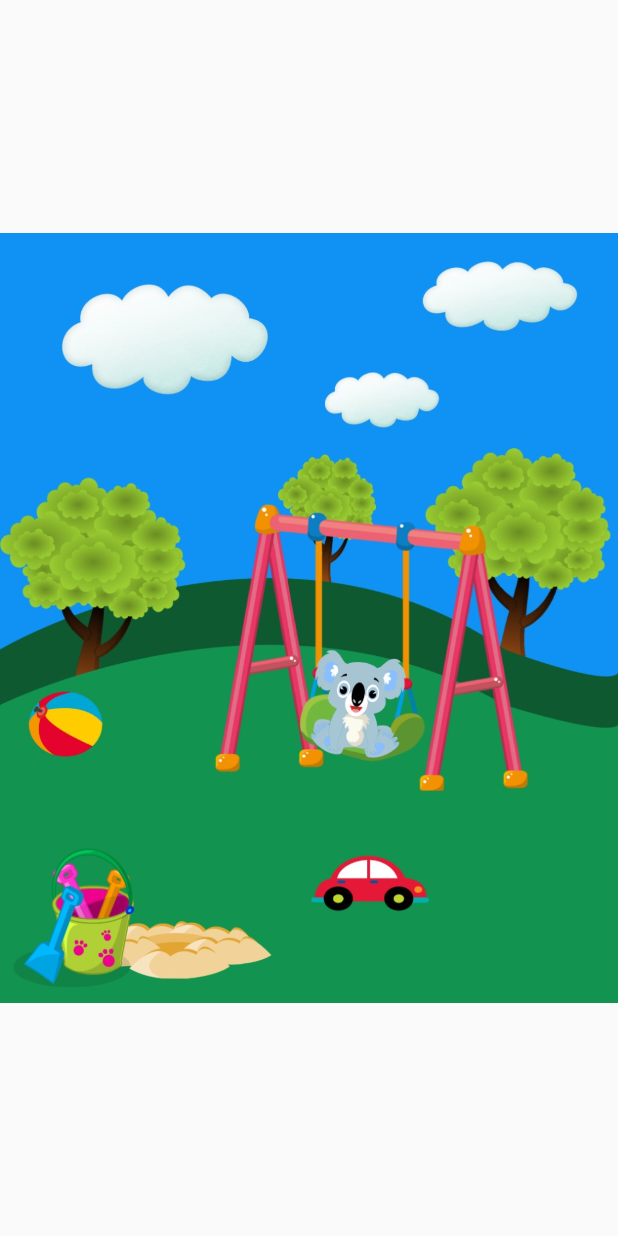
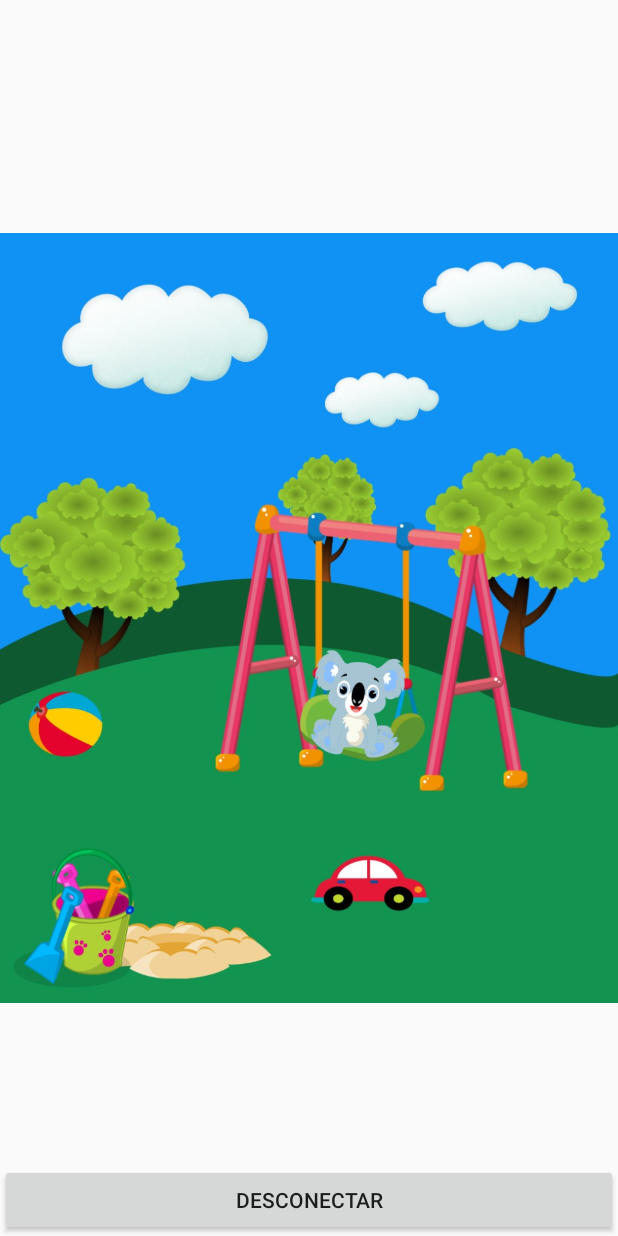
Before and after one commit to TheTrashKat/MyBlueKoala, an Android app: the UserInterfaz screen opened directly, with no data from a screen before it, on a phone screen of 412 x 824 dp. Run offline under Robolectric (Android 15) with nearby library versions, the light colour scheme and no system bars; network calls fail; 6 statements that could not run were skipped.

```diff
--- a/app/src/main/java/com/example/skyapps/mybluekoala/UserInterfaz.java
+++ b/app/src/main/java/com/example/skyapps/mybluekoala/UserInterfaz.java
@@ -55,8 +55,8 @@ public class UserInterfaz extends AppCompatActivity {
         IdApagar = (Button) findViewById(R.id.IdApagar);
      */
 
-        //IdDesconectar = (Button) findViewById(R.id.IdDesconectar);
-        //IdBufferIn = (TextView) findViewById(R.id.IdBufferIn);
+        IdDesconectar = (Button) findViewById(R.id.IdDesconectar);
+
 
         bluetoothIn = new Handler() {
             public void handleMessage(android.os.Message msg) {
--- a/app/src/main/res/layout/activity_user_interfaz.xml
+++ b/app/src/main/res/layout/activity_user_interfaz.xml
@@ -4,12 +4,25 @@
     xmlns:tools="http://schemas.android.com/tools"
     android:layout_width="match_parent"
     android:layout_height="match_parent"
+    tools:background="@color/colorAccent"
     tools:context="@mipmap/niko">
 
     <android.support.v4.view.ViewPager
         android:id="@+id/viewpager"
-        android:layout_width="match_parent"
+        android:layout_width="wrap_content"
         android:layout_height="match_parent"
         android:layout_alignParentStart="true"
-        android:layout_alignParentTop="true" />
+        android:layout_alignParentTop="true"
+        android:layout_marginStart="0dp"
+        android:layout_marginTop="0dp" />
+
+    <Button
+        android:id="@+id/IdDesconectar"
+        android:layout_width="match_parent"
+        android:layout_height="wrap_content"
+        android:layout_alignEnd="@+id/IdControl"
+        android:layout_alignParentBottom="true"
+        android:layout_marginBottom="0dp"
+        android:text="Desconectar" />
+
 </RelativeLayout>
--- a/app/src/main/res/values/colors.xml
+++ b/app/src/main/res/values/colors.xml
@@ -2,5 +2,5 @@
 <resources>
     <color name="colorPrimary">#008577</color>
     <color name="colorPrimaryDark">#00574B</color>
-    <color name="colorAccent">#D81B60</color>
+    <color name="colorAccent">#000000</color>
 </resources>
```
